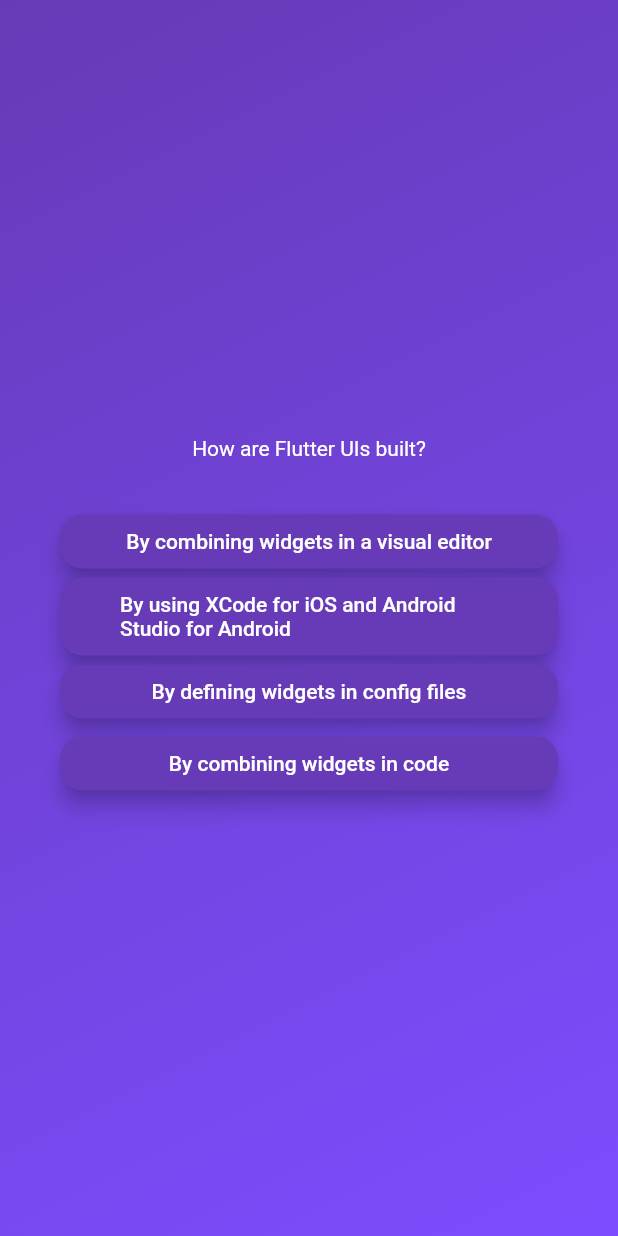
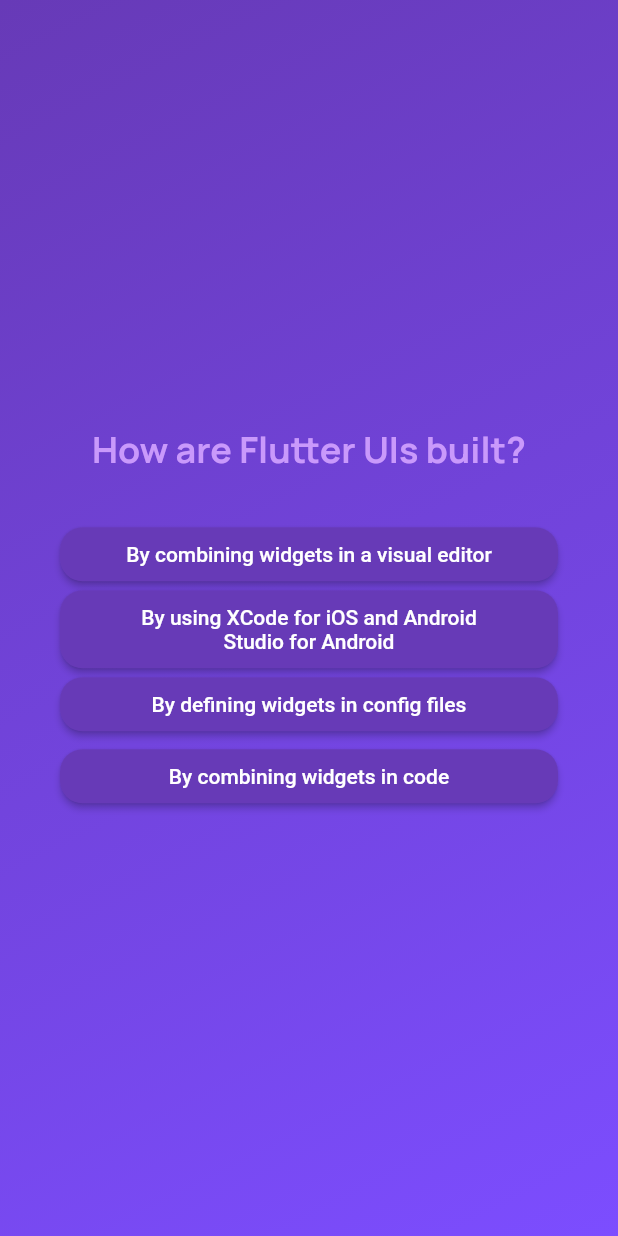
Before and after one commit to grim8020/quiz_app, a Flutter app: the screen it shows after launch, after a tap on "Start Quiz", after a tap on "Components", on a phone screen of 412 x 824 dp. Run offline on Flutter 3.47's test engine with Material 2 defaults, Android fonts, the phone set to English and light mode, and no system bars; our stand-ins replace google_fonts.

```diff
--- a/lib/answer_button.dart
+++ b/lib/answer_button.dart
@@ -17,10 +17,13 @@ class AnswerButton extends StatelessWidget {
         shape: RoundedRectangleBorder(
           borderRadius: BorderRadius.circular(15),
         ),
-        elevation: 6,
+        //elevation: 6,
         padding: const EdgeInsets.symmetric(horizontal: 40, vertical: 10),
       ),
-      child: Text(answerText),
+      child: Text(
+        answerText,
+        textAlign: TextAlign.center,
+      ),
     );
   }
 }
--- a/lib/questions_screen.dart
+++ b/lib/questions_screen.dart
@@ -1,9 +1,12 @@
 import 'package:flutter/material.dart';
 import 'package:quiz_app/answer_button.dart';
 import 'package:quiz_app/data/questions.dart';
+import 'package:google_fonts/google_fonts.dart';
 
 class QuestionScreen extends StatefulWidget {
-  const QuestionScreen({super.key});
+  const QuestionScreen({super.key, required this.onSelectAnswer});
+
+  final void Function(String answer) onSelectAnswer;
 
   @override
   State<QuestionScreen> createState() => _QuestionScreenState();
@@ -12,7 +15,8 @@ class QuestionScreen extends StatefulWidget {
 class _QuestionScreenState extends State<QuestionScreen> {
   var currentQuestionIndex = 0;
 
-  void answerQuestion() {
+  void answerQuestion(String selectedAnswer) {
+    widget.onSelectAnswer(selectedAnswer);
     setState(() {
       currentQuestionIndex++;
     });
@@ -32,7 +36,11 @@ class _QuestionScreenState extends State<QuestionScreen> {
           children: [
             Text(
               currentQuestion.text,
-              style: const TextStyle(color: Colors.white),
+              style: GoogleFonts.manrope(
+                color: const Color.fromARGB(255, 201, 153, 251),
+                fontSize: 24,
+                fontWeight: FontWeight.bold,
+              ),
               textAlign: TextAlign.center,
             ),
             const SizedBox(height: 30),
@@ -41,7 +49,9 @@ class _QuestionScreenState extends State<QuestionScreen> {
               (answer) {
                 return AnswerButton(
                   answerText: answer,
-                  onPressed: answerQuestion,
+                  onPressed: () {
+                    answerQuestion(answer);
+                  },
                 );
               },
             ),
--- a/lib/quiz.dart
+++ b/lib/quiz.dart
@@ -1,6 +1,8 @@
 import 'package:flutter/material.dart';
+import 'package:quiz_app/data/questions.dart';
 import 'package:quiz_app/questions_screen.dart';
 import 'package:quiz_app/start_screen.dart';
+import 'results_screen.dart';
 
 class Quiz extends StatefulWidget {
   const Quiz({super.key});
@@ -11,6 +13,7 @@ class Quiz extends StatefulWidget {
 
 class _QuizState extends State<Quiz> {
   //replace var with Widget so that it can take different widgets - error if var
+  List<String> selectedAnswers = [];
   var activeScreen = 'start-screen';
 
   void switchScreen() {
@@ -19,12 +22,28 @@ class _QuizState extends State<Quiz> {
     });
   }
 
+  void chooseAnswer(String answer) {
+    selectedAnswers.add(answer);
+
+    if (selectedAnswers.length == questions.length) {
+      setState(() {
+        activeScreen = 'results-screen';
+      });
+    }
+  }
+
   @override
   Widget build(BuildContext context) {
     Widget screenWidget = StartScreen(switchScreen);
 
     if (activeScreen == 'questions-screen') {
-      screenWidget = const QuestionScreen();
+      screenWidget = QuestionScreen(
+        onSelectAnswer: chooseAnswer,
+      );
+    }
+
+    if (activeScreen == 'results-screen') {
+      screenWidget = ResultsScreen(chosenAnswers: selectedAnswers);
     }
 
     return MaterialApp(
--- a/lib/start_screen.dart
+++ b/lib/start_screen.dart
@@ -1,4 +1,5 @@
 import 'package:flutter/material.dart';
+import 'package:google_fonts/google_fonts.dart';
 
 class StartScreen extends StatelessWidget {
   const StartScreen(this.startQuiz, {super.key});
@@ -24,11 +25,15 @@ class StartScreen extends StatelessWidget {
             //     width: 300,
             //   ),
           ),
-          const Padding(
-            padding: EdgeInsets.symmetric(horizontal: 20, vertical: 40),
+          Padding(
+            padding: const EdgeInsets.symmetric(horizontal: 20, vertical: 40),
             child: Text(
               'Learn Flutter the fun way!',
-              style: TextStyle(color: Colors.white, fontSize: 18),
+              style: GoogleFonts.manrope(
+                color: const Color.fromARGB(255, 201, 153, 251),
+                fontSize: 24,
+                fontWeight: FontWeight.bold,
+              ),
             ),
           ),
           OutlinedButton.icon(
--- a/pubspec.yaml
+++ b/pubspec.yaml
@@ -35,6 +35,7 @@ dependencies:
   # The following adds the Cupertino Icons font to your application.
   # Use with the CupertinoIcons class for iOS style icons.
   cupertino_icons: ^1.0.2
+  google_fonts: ^4.0.3
 
 dev_dependencies:
   flutter_test:
@@ -62,6 +63,7 @@ flutter:
   assets:
     - assets/images/quiz-logo.png
 
+
   # An image asset can refer to one or more resolution-specific "variants", see
   # https://flutter.dev/assets-and-images/#resolution-aware
 
```
Also changed, not shown: lib/questions_summary.dart (added, +34 -0 lines), lib/results_screen.dart (added, +62 -0 lines), pubspec.lock, 10 other files.
